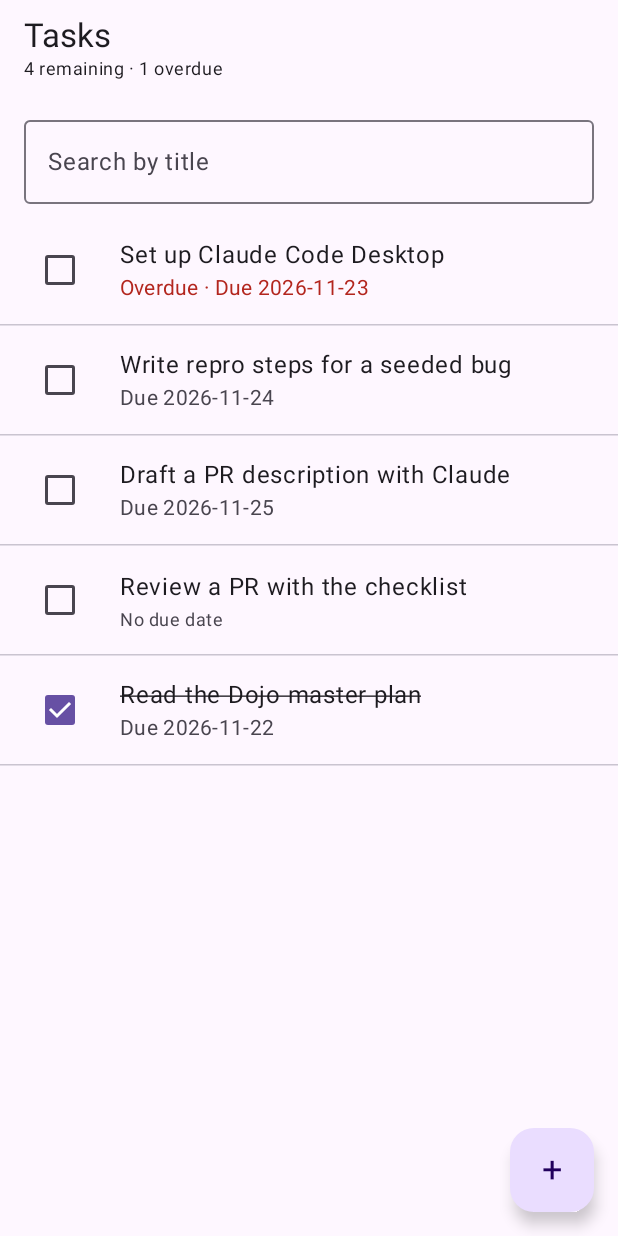
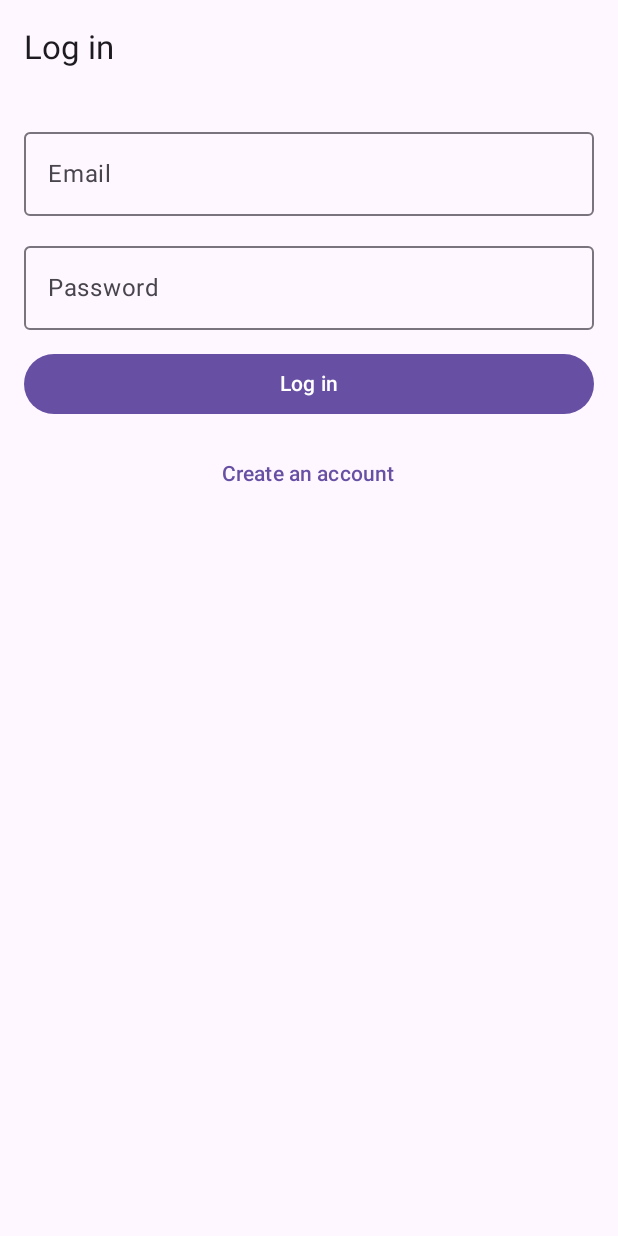
Before and after one commit to tungphan-agilityio/agilityio-claude-code-training, an Android app built with Jetpack Compose: the screen it shows after launch (MainActivity), on a phone screen of 412 x 824 dp. Run offline under Robolectric (Android 15) with nearby library versions, the phone set to English and light mode, and no system bars.

Commit message:
feat: require sign-in before task screens and add log out (HNG-2)

```diff
--- a/android-app/app/src/main/java/com/dojo/tasks/MainActivity.kt
+++ b/android-app/app/src/main/java/com/dojo/tasks/MainActivity.kt
@@ -11,6 +11,10 @@ import androidx.compose.runtime.getValue
 import androidx.lifecycle.compose.collectAsStateWithLifecycle
 import androidx.lifecycle.viewmodel.compose.viewModel
 import com.dojo.tasks.data.InMemoryTaskRepository
+import com.dojo.tasks.data.InMemoryUserRepository
+import com.dojo.tasks.ui.AuthFormScreen
+import com.dojo.tasks.ui.AuthScreen
+import com.dojo.tasks.ui.AuthViewModel
 import com.dojo.tasks.ui.Screen
 import com.dojo.tasks.ui.TaskDetailScreen
 import com.dojo.tasks.ui.TaskFormScreen
@@ -32,8 +36,34 @@ class MainActivity : ComponentActivity() {
 
 @Composable
 private fun DojoTasksApp(
+    auth: AuthViewModel = viewModel { AuthViewModel(InMemoryUserRepository()) },
     vm: TasksViewModel = viewModel { TasksViewModel(InMemoryTaskRepository.withSampleData()) },
 ) {
+    val user by auth.currentUser.collectAsStateWithLifecycle()
+    // Every task screen requires a signed-in user; signed-out users only see log in / sign up.
+    if (user == null) SignedOut(auth) else SignedIn(vm, onLogOut = auth::logOut)
+}
+
+@Composable
+private fun SignedOut(auth: AuthViewModel) {
+    val screen by auth.screen.collectAsStateWithLifecycle()
+    val errors by auth.errors.collectAsStateWithLifecycle()
+
+    // Back on sign up returns to log in; back on log in is left to the system, which closes the app.
+    BackHandler(enabled = screen == AuthScreen.SignUp) { auth.back() }
+
+    AuthFormScreen(
+        mode = screen,
+        errors = errors,
+        onSubmit = { email, password ->
+            if (screen == AuthScreen.SignUp) auth.signUp(email, password) else auth.logIn(email, password)
+        },
+        onSwitchMode = { if (screen == AuthScreen.SignUp) auth.openLogin() else auth.openSignUp() },
+    )
+}
+
+@Composable
+private fun SignedIn(vm: TasksViewModel, onLogOut: () -> Unit) {
     val screen by vm.screen.collectAsStateWithLifecycle()
     val tasks by vm.tasks.collectAsStateWithLifecycle()
     val formErrors by vm.formErrors.collectAsStateWithLifecycle()
@@ -49,6 +79,7 @@ private fun DojoTasksApp(
             onOpen = vm::openDetail,
             onToggleDone = vm::toggleDone,
             onAdd = vm::openNewTask,
+            onLogOut = onLogOut,
         )
 
         is Screen.Detail -> {
--- /dev/null
+++ b/android-app/app/src/main/java/com/dojo/tasks/ui/AuthFormScreen.kt
@@ -0,0 +1,93 @@
+package com.dojo.tasks.ui
+
+import androidx.compose.foundation.layout.Arrangement
+import androidx.compose.foundation.layout.Column
+import androidx.compose.foundation.layout.fillMaxSize
+import androidx.compose.foundation.layout.fillMaxWidth
+import androidx.compose.foundation.layout.padding
+import androidx.compose.foundation.text.KeyboardOptions
+import androidx.compose.material3.Button
+import androidx.compose.material3.ExperimentalMaterial3Api
+import androidx.compose.material3.OutlinedTextField
+import androidx.compose.material3.Scaffold
+import androidx.compose.material3.Text
+import androidx.compose.material3.TextButton
+import androidx.compose.material3.TopAppBar
+import androidx.compose.runtime.Composable
+import androidx.compose.runtime.getValue
+import androidx.compose.runtime.mutableStateOf
+import androidx.compose.runtime.remember
+import androidx.compose.runtime.saveable.rememberSaveable
+import androidx.compose.runtime.setValue
+import androidx.compose.ui.Modifier
+import androidx.compose.ui.res.stringResource
+import androidx.compose.ui.text.input.KeyboardType
+import androidx.compose.ui.text.input.PasswordVisualTransformation
+import androidx.compose.ui.unit.dp
+import com.dojo.tasks.R
+import com.dojo.tasks.domain.EmailError
+import com.dojo.tasks.domain.PasswordError
+
+/** Shared form for both signed-out screens. [mode] picks the title, button and link. No validation here. */
+@OptIn(ExperimentalMaterial3Api::class)
+@Composable
+fun AuthFormScreen(
+    mode: AuthScreen,
+    errors: AuthErrors,
+    onSubmit: (email: String, password: String) -> Unit,
+    onSwitchMode: () -> Unit,
+) {
+    val isSignUp = mode == AuthScreen.SignUp
+    var email by rememberSaveable { mutableStateOf("") }
+    // Plain remember, not rememberSaveable: the password must never be written into saved instance state.
+    var password by remember { mutableStateOf("") }
+
+    Scaffold(
+        topBar = { TopAppBar(title = { Text(stringResource(if (isSignUp) R.string.sign_up else R.string.log_in)) }) },
+    ) { padding ->
+        Column(
+            Modifier.fillMaxSize().padding(padding).padding(16.dp),
+            verticalArrangement = Arrangement.spacedBy(12.dp),
+        ) {
+            OutlinedTextField(
+                value = email,
+                onValueChange = { email = it },
+                label = { Text(stringResource(R.string.email_label)) },
+                isError = errors.email != null || errors.badCredentials,
+                supportingText = errors.email?.let { { Text(stringResource(it.messageRes())) } },
+                keyboardOptions = KeyboardOptions(keyboardType = KeyboardType.Email),
+                singleLine = true,
+                modifier = Modifier.fillMaxWidth(),
+            )
+            OutlinedTextField(
+                value = password,
+                onValueChange = { password = it },
+                label = { Text(stringResource(R.string.password_label)) },
+                isError = errors.password != null || errors.badCredentials,
+                supportingText = passwordMessage(errors)?.let { { Text(stringResource(it)) } },
+                visualTransformation = PasswordVisualTransformation(),
+                keyboardOptions = KeyboardOptions(keyboardType = KeyboardType.Password),
+                singleLine = true,
+                modifier = Modifier.fillMaxWidth(),
+            )
+            Button(onClick = { onSubmit(email, password) }, modifier = Modifier.fillMaxWidth()) {
+                Text(stringResource(if (isSignUp) R.string.sign_up else R.string.log_in))
+            }
+            TextButton(onClick = onSwitchMode, modifier = Modifier.fillMaxWidth()) {
+                Text(stringResource(if (isSignUp) R.string.have_account else R.string.create_account))
+            }
+        }
+    }
+}
+
+private fun passwordMessage(errors: AuthErrors): Int? = when {
+    errors.badCredentials -> R.string.error_bad_credentials
+    errors.password == PasswordError.TOO_SHORT -> R.string.error_password_too_short
+    else -> null
+}
+
+private fun EmailError.messageRes() = when (this) {
+    EmailError.REQUIRED -> R.string.error_email_required
+    EmailError.INVALID -> R.string.error_email_invalid
+    EmailError.TAKEN -> R.string.error_email_taken
+}
--- a/android-app/app/src/main/java/com/dojo/tasks/ui/TaskListScreen.kt
+++ b/android-app/app/src/main/java/com/dojo/tasks/ui/TaskListScreen.kt
@@ -17,6 +17,7 @@ import androidx.compose.material3.MaterialTheme
 import androidx.compose.material3.OutlinedTextField
 import androidx.compose.material3.Scaffold
 import androidx.compose.material3.Text
+import androidx.compose.material3.TextButton
 import androidx.compose.material3.TopAppBar
 import androidx.compose.runtime.Composable
 import androidx.compose.runtime.remember
@@ -39,6 +40,7 @@ fun TaskListScreen(
     onOpen: (Long) -> Unit,
     onToggleDone: (Long) -> Unit,
     onAdd: () -> Unit,
+    onLogOut: () -> Unit,
 ) {
     val visible = remember(tasks, query) { TaskRules.sortForList(TaskRules.filterByTitle(tasks, query)) }
     val today = LocalDate.now()
@@ -55,6 +57,9 @@ fun TaskListScreen(
                             style = MaterialTheme.typography.bodySmall,
                         )
                     }
+                },
+                actions = {
+                    TextButton(onClick = onLogOut) { Text(stringResource(R.string.log_out)) }
                 },
             )
         },
--- a/android-app/app/src/main/res/values/strings.xml
+++ b/android-app/app/src/main/res/values/strings.xml
@@ -25,4 +25,16 @@
     <string name="error_title_required">Title is required</string>
     <string name="error_title_too_long">Title must be 80 characters or fewer</string>
     <string name="error_bad_date">Use the format yyyy-mm-dd</string>
+    <string name="log_in">Log in</string>
+    <string name="sign_up">Sign up</string>
+    <string name="log_out">Log out</string>
+    <string name="email_label">Email</string>
+    <string name="password_label">Password</string>
+    <string name="create_account">Create an account</string>
+    <string name="have_account">Already have an account? Log in</string>
+    <string name="error_email_required">Email is required</string>
+    <string name="error_email_invalid">Enter a valid email address</string>
+    <string name="error_email_taken">An account with this email already exists</string>
+    <string name="error_password_too_short">Password must be at least 8 characters</string>
+    <string name="error_bad_credentials">Email or password is incorrect</string>
 </resources>
```
